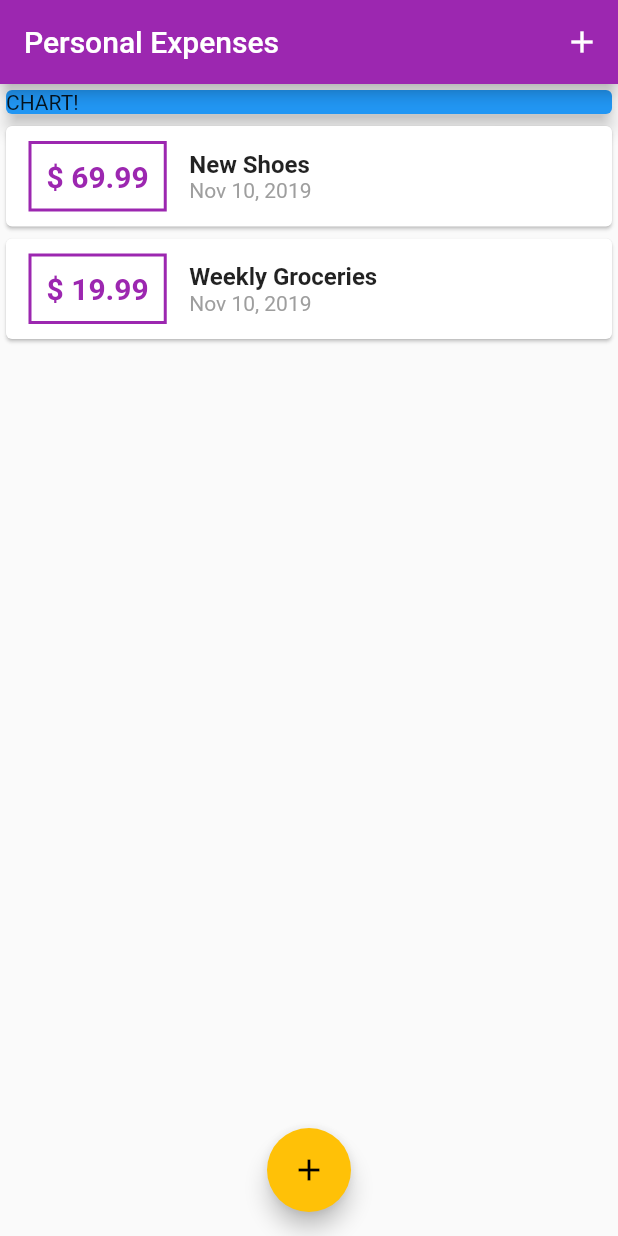
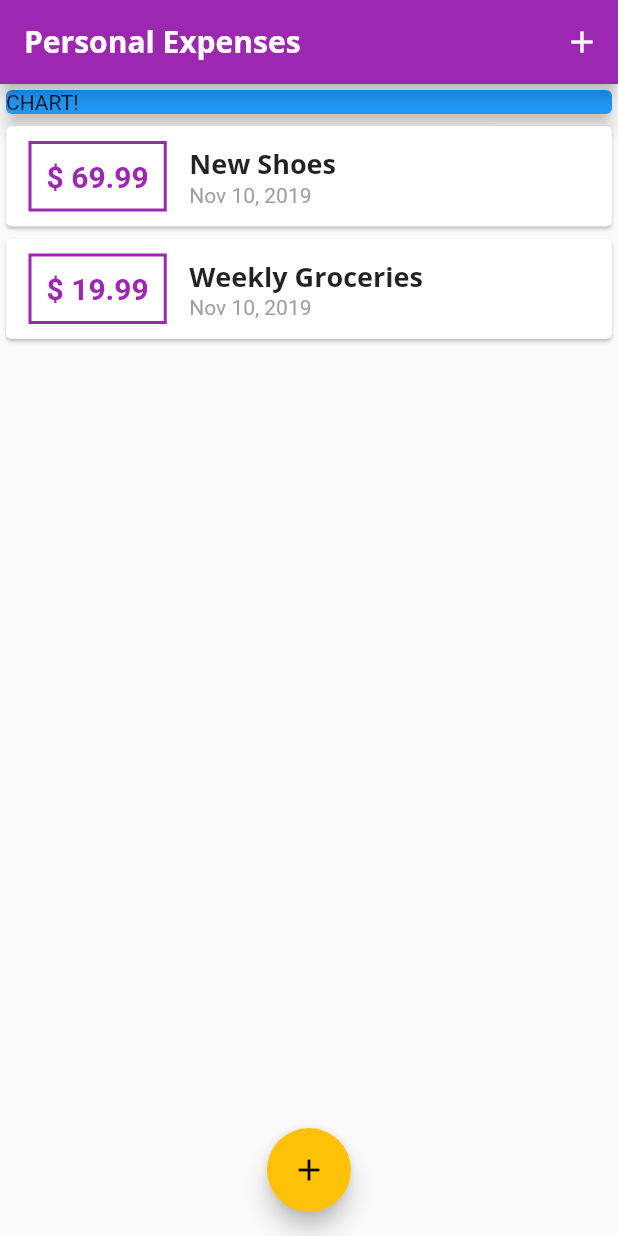
Before and after one commit to wilhwilh/expenses_app, a Flutter app: the screen it shows after launch, on a phone screen of 412 x 824 dp. Run offline on Flutter 3.47's test engine with Material 2 defaults, Android fonts, the phone set to English and light mode, and no system bars.

Commit message:
customs fonts

```diff
--- a/lib/main.dart
+++ b/lib/main.dart
@@ -13,9 +13,24 @@ class MyApp extends StatelessWidget {
     return MaterialApp(
       title: 'Personal Expenses',
       theme: ThemeData(
-        primarySwatch: Colors.purple,
-        accentColor: Colors.amber,
-      ),
+          primarySwatch: Colors.purple,
+          accentColor: Colors.amber,
+          fontFamily: 'Quicksand',
+          textTheme: ThemeData.light().textTheme.copyWith(
+                  title: TextStyle(
+                fontFamily: 'OpenSans',
+                fontWeight: FontWeight.bold,
+                fontSize: 18,
+              )),
+          appBarTheme: AppBarTheme(
+            textTheme: ThemeData.light().textTheme.copyWith(
+                  title: TextStyle(
+                    fontFamily: 'OpenSans',
+                    fontSize: 20,
+                    fontWeight: FontWeight.bold,
+                  ),
+                ),
+          )),
       home: MyHomePage(),
     );
   }
@@ -74,7 +89,9 @@ class _MyHomePageState extends State<MyHomePage> {
   Widget build(BuildContext context) {
     return Scaffold(
       appBar: AppBar(
-        title: Text('Personal Expenses'),
+        title: Text(
+          'Personal Expenses',
+        ),
         actions: <Widget>[
           IconButton(
             icon: Icon(Icons.add),
--- a/lib/widgets/transaction_list.dart
+++ b/lib/widgets/transaction_list.dart
@@ -43,10 +43,7 @@ class TransactionList extends StatelessWidget {
                   children: <Widget>[
                     Text(
                       transactions[index].title,
-                      style: TextStyle(
-                        fontSize: 16,
-                        fontWeight: FontWeight.bold,
-                      ),
+                      style: Theme.of(context).textTheme.title,
                     ),
                     Text(
                       DateFormat.yMMMd().format(transactions[index].date),
```
Also changed, not shown: pubspec.yaml (+12 -6 lines), assets/fonts/OpenSans-Bold.ttf (added), assets/fonts/OpenSans-Regular.ttf (added), assets/fonts/Quicksand-Bold.ttf (added), assets/fonts/Quicksand-Light.ttf (added), assets/fonts/Quicksand-Medium.ttf (added), assets/fonts/Quicksand-Regular.ttf (added).
